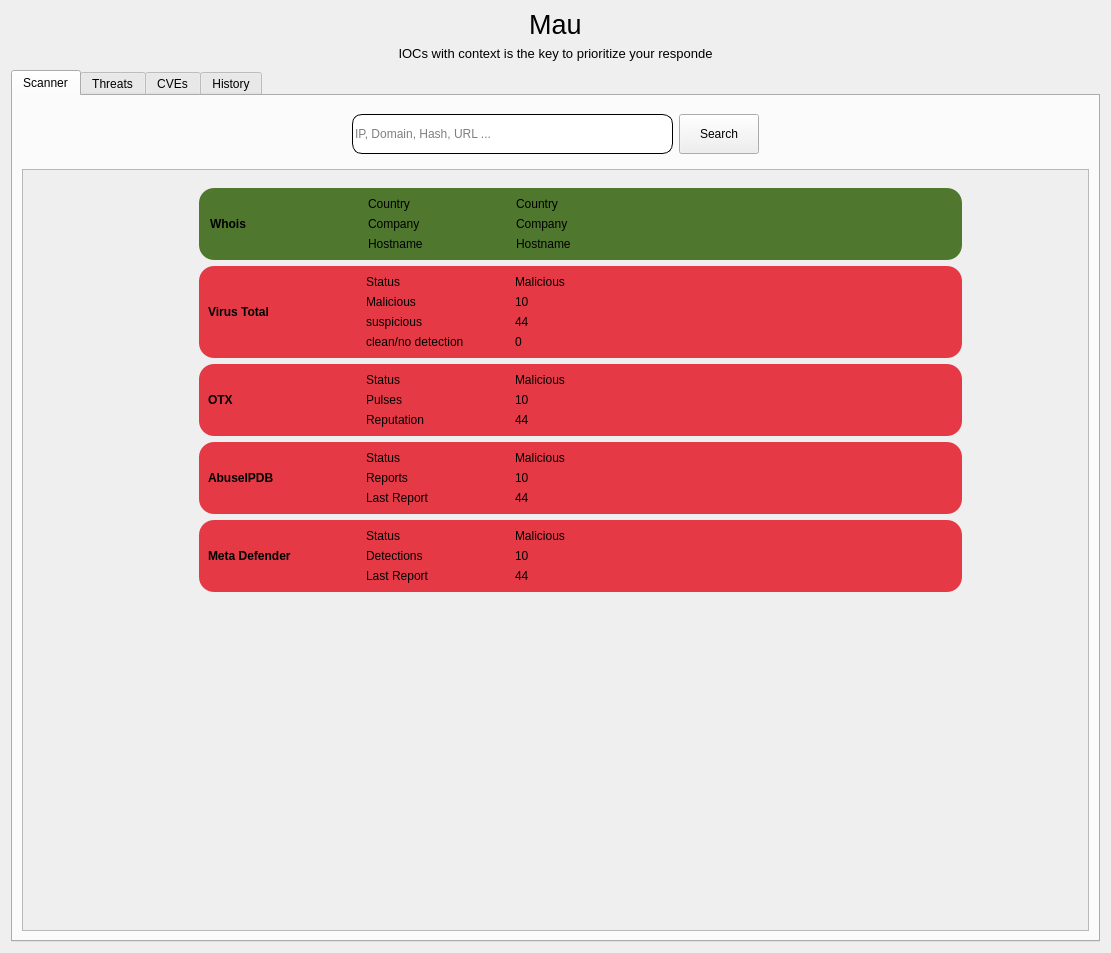
khanafeer/Mau, file view/ui/home.ui: the form before one commit.
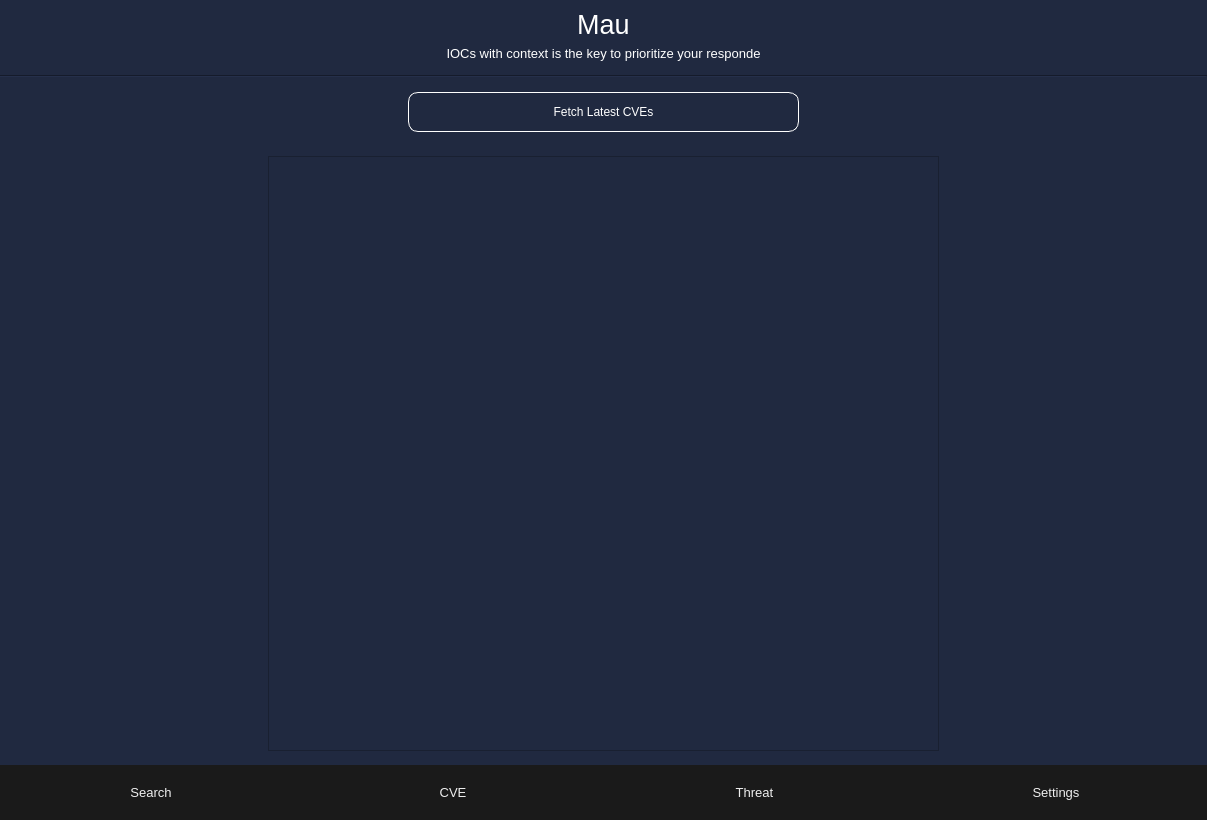
The form after the commit. The open tabs and pages were chosen to show the change. Icons and pictures are not drawn.

Commit message: CVE and new design

```diff
--- a/view/ui/home.ui
+++ b/view/ui/home.ui
@@ -6,8 +6,8 @@
    <rect>
     <x>0</x>
     <y>0</y>
-    <width>1111</width>
-    <height>953</height>
+    <width>1207</width>
+    <height>820</height>
    </rect>
   </property>
   <property name="windowTitle">
@@ -18,15 +18,25 @@
     <normaloff>../img/Mau.png</normaloff>../img/Mau.png</iconset>
   </property>
   <property name="styleSheet">
-   <string notr="true"/>
+   <string notr="true">background: #202940;
+color: #fff;</string>
   </property>
   <layout class="QVBoxLayout" name="verticalLayout">
    <property name="spacing">
+    <number>5</number>
+   </property>
+   <property name="leftMargin">
     <number>0</number>
    </property>
    <property name="topMargin">
     <number>0</number>
    </property>
+   <property name="rightMargin">
+    <number>0</number>
+   </property>
+   <property name="bottomMargin">
+    <number>0</number>
+   </property>
    <item>
     <widget class="QWidget" name="widget_2" native="true">
      <layout class="QVBoxLayout" name="verticalLayout_2">
@@ -64,7 +74,14 @@
     </widget>
    </item>
    <item>
-    <widget class="QTabWidget" name="tabWidget">
+    <widget class="Line" name="line">
+     <property name="orientation">
+      <enum>Qt::Horizontal</enum>
+     </property>
+    </widget>
+   </item>
+   <item>
+    <widget class="QStackedWidget" name="stackedWidget">
      <property name="mouseTracking">
       <bool>true</bool>
      </property>
@@ -72,22 +89,19 @@
       <bool>true</bool>
      </property>
      <property name="autoFillBackground">
-      <bool>true</bool>
+      <bool>false</bool>
      </property>
      <property name="currentIndex">
       <number>0</number>
      </property>
-     <property name="iconSize">
-      <size>
-       <width>20</width>
-       <height>20</height>
-      </size>
-     </property>
-     <widget class="QWidget" name="scaner">
-      <attribute name="title">
-       <string>Scanner</string>
-      </attribute>
+     <widget class="QWidget" name="scanner_sw" native="true">
       <layout class="QVBoxLayout" name="verticalLayout_3">
+       <property name="topMargin">
+        <number>0</number>
+       </property>
+       <property name="bottomMargin">
+        <number>0</number>
+       </property>
        <item>
         <widget class="QWidget" name="widget" native="true">
          <property name="styleSheet">
@@ -116,9 +130,12 @@
              </size>
             </property>
             <property name="styleSheet">
-             <string notr="true">border: 1 solid #000;
+             <string notr="true">border: 1 solid #fff;
 border-radius: 10;</string>
             </property>
+            <property name="alignment">
+             <set>Qt::AlignCenter</set>
+            </property>
             <property name="placeholderText">
              <string>IP, Domain, Hash, URL ...</string>
             </property>
@@ -128,12 +145,13 @@
            <widget class="QPushButton" name="searhc_btn">
             <property name="minimumSize">
              <size>
-              <width>0</width>
+              <width>90</width>
               <height>40</height>
              </size>
             </property>
             <property name="styleSheet">
-             <string notr="true"/>
+             <string notr="true">border: 1 solid #fff;
+border-radius: 10;</string>
             </property>
             <property name="text">
              <string>Search</string>
@@ -163,47 +181,45 @@
         </widget>
        </item>
        <item>
-        <widget class="QScrollArea" name="scrollArea">
-         <property name="widgetResizable">
-          <bool>true</bool>
-         </property>
-         <widget class="QWidget" name="scrollAreaWidgetContents">
-          <property name="geometry">
-           <rect>
-            <x>0</x>
-            <y>0</y>
-            <width>1059</width>
-            <height>730</height>
-           </rect>
-          </property>
-          <layout class="QHBoxLayout" name="horizontalLayout_5">
-           <item>
-            <spacer name="horizontalSpacer_3">
-             <property name="orientation">
-              <enum>Qt::Horizontal</enum>
+        <widget class="QWidget" name="widget_13" native="true">
+         <layout class="QHBoxLayout" name="horizontalLayout_11">
+          <item>
+           <spacer name="horizontalSpacer_3">
+            <property name="orientation">
+             <enum>Qt::Horizontal</enum>
+            </property>
+            <property name="sizeType">
+             <enum>QSizePolicy::Preferred</enum>
+            </property>
+            <property name="sizeHint" stdset="0">
+             <size>
+              <width>250</width>
+              <height>20</height>
+             </size>
+            </property>
+           </spacer>
+          </item>
+          <item>
+           <widget class="QScrollArea" name="scanner_w">
+            <property name="frameShape">
+             <enum>QFrame::StyledPanel</enum>
+            </property>
+            <property name="lineWidth">
+             <number>1</number>
+            </property>
+            <property name="widgetResizable">
+             <bool>true</bool>
+            </property>
+            <widget class="QWidget" name="scrollAreaWidgetContents_3">
+             <property name="geometry">
+              <rect>
+               <x>0</x>
+               <y>0</y>
+               <width>647</width>
+               <height>564</height>
+              </rect>
              </property>
-             <property name="sizeHint" stdset="0">
-              <size>
-               <width>158</width>
-               <height>20</height>
-              </size>
-             </property>
-            </spacer>
-           </item>
-           <item>
-            <widget class="QWidget" name="scanner_w" native="true">
-             <property name="sizePolicy">
-              <sizepolicy hsizetype="Expanding" vsizetype="Preferred">
-               <horstretch>1</horstretch>
-               <verstretch>0</verstretch>
-              </sizepolicy>
-             </property>
-             <property name="font">
-              <font>
-               <pointsize>9</pointsize>
-              </font>
-             </property>
-             <layout class="QVBoxLayout" name="verticalLayout_16">
+             <layout class="QVBoxLayout" name="verticalLayout_19">
               <item>
                <widget class="QWidget" name="whois_w" native="true">
                 <property name="styleSheet">
@@ -922,7 +938,7 @@
                </widget>
               </item>
               <item>
-               <spacer name="verticalSpacer">
+               <spacer name="verticalSpacer_3">
                 <property name="orientation">
                  <enum>Qt::Vertical</enum>
                 </property>
@@ -936,41 +952,335 @@
               </item>
              </layout>
             </widget>
-           </item>
-           <item>
-            <spacer name="horizontalSpacer_4">
-             <property name="orientation">
-              <enum>Qt::Horizontal</enum>
+           </widget>
+          </item>
+          <item>
+           <spacer name="horizontalSpacer_4">
+            <property name="orientation">
+             <enum>Qt::Horizontal</enum>
+            </property>
+            <property name="sizeType">
+             <enum>QSizePolicy::Preferred</enum>
+            </property>
+            <property name="sizeHint" stdset="0">
+             <size>
+              <width>250</width>
+              <height>20</height>
+             </size>
+            </property>
+           </spacer>
+          </item>
+         </layout>
+        </widget>
+       </item>
+      </layout>
+     </widget>
+     <widget class="QWidget" name="cve_sw" native="true">
+      <layout class="QVBoxLayout" name="verticalLayout_26">
+       <property name="topMargin">
+        <number>0</number>
+       </property>
+       <property name="bottomMargin">
+        <number>0</number>
+       </property>
+       <item>
+        <widget class="QWidget" name="widget_4" native="true">
+         <property name="styleSheet">
+          <string notr="true"/>
+         </property>
+         <layout class="QHBoxLayout" name="horizontalLayout_5">
+          <item>
+           <spacer name="horizontalSpacer_5">
+            <property name="orientation">
+             <enum>Qt::Horizontal</enum>
+            </property>
+            <property name="sizeHint" stdset="0">
+             <size>
+              <width>40</width>
+              <height>20</height>
+             </size>
+            </property>
+           </spacer>
+          </item>
+          <item>
+           <widget class="QPushButton" name="searhc_btn_2">
+            <property name="sizePolicy">
+             <sizepolicy hsizetype="Expanding" vsizetype="Fixed">
+              <horstretch>0</horstretch>
+              <verstretch>0</verstretch>
+             </sizepolicy>
+            </property>
+            <property name="minimumSize">
+             <size>
+              <width>90</width>
+              <height>40</height>
+             </size>
+            </property>
+            <property name="styleSheet">
+             <string notr="true">border: 1 solid #fff;
+border-radius: 10;</string>
+            </property>
+            <property name="text">
+             <string>Fetch Latest CVEs</string>
+            </property>
+            <property name="default">
+             <bool>false</bool>
+            </property>
+            <property name="flat">
+             <bool>false</bool>
+            </property>
+           </widget>
+          </item>
+          <item>
+           <spacer name="horizontalSpacer_6">
+            <property name="orientation">
+             <enum>Qt::Horizontal</enum>
+            </property>
+            <property name="sizeHint" stdset="0">
+             <size>
+              <width>40</width>
+              <height>20</height>
+             </size>
+            </property>
+           </spacer>
+          </item>
+         </layout>
+        </widget>
+       </item>
+       <item>
+        <widget class="QWidget" name="widget_16" native="true">
+         <layout class="QHBoxLayout" name="horizontalLayout_12">
+          <item>
+           <spacer name="horizontalSpacer_7">
+            <property name="orientation">
+             <enum>Qt::Horizontal</enum>
+            </property>
+            <property name="sizeType">
+             <enum>QSizePolicy::Preferred</enum>
+            </property>
+            <property name="sizeHint" stdset="0">
+             <size>
+              <width>250</width>
+              <height>20</height>
+             </size>
+            </property>
+           </spacer>
+          </item>
+          <item>
+           <widget class="QScrollArea" name="scrollArea_4">
+            <property name="widgetResizable">
+             <bool>true</bool>
+            </property>
+            <widget class="QWidget" name="cve_area">
+             <property name="geometry">
+              <rect>
+               <x>0</x>
+               <y>0</y>
+               <width>647</width>
+               <height>564</height>
+              </rect>
              </property>
-             <property name="sizeHint" stdset="0">
-              <size>
-               <width>108</width>
-               <height>20</height>
-              </size>
-             </property>
-            </spacer>
-           </item>
-          </layout>
-         </widget>
+             <layout class="QVBoxLayout" name="verticalLayout_20"/>
+            </widget>
+           </widget>
+          </item>
+          <item>
+           <spacer name="horizontalSpacer_8">
+            <property name="orientation">
+             <enum>Qt::Horizontal</enum>
+            </property>
+            <property name="sizeType">
+             <enum>QSizePolicy::Preferred</enum>
+            </property>
+            <property name="sizeHint" stdset="0">
+             <size>
+              <width>250</width>
+              <height>20</height>
+             </size>
+            </property>
+           </spacer>
+          </item>
+         </layout>
         </widget>
        </item>
       </layout>
      </widget>
-     <widget class="QWidget" name="threats">
-      <attribute name="title">
-       <string>Threats</string>
-      </attribute>
-     </widget>
-     <widget class="QWidget" name="cve">
-      <attribute name="title">
-       <string>CVEs</string>
-      </attribute>
-     </widget>
-     <widget class="QWidget" name="history">
-      <attribute name="title">
-       <string>History</string>
-      </attribute>
-     </widget>
+     <widget class="QWidget" name="threats_sw" native="true"/>
+     <widget class="QWidget" name="settings" native="true"/>
+    </widget>
+   </item>
+   <item>
+    <widget class="QWidget" name="widget_3" native="true">
+     <property name="styleSheet">
+      <string notr="true">background: #1A1A1A;
+color: #eee;
+border: 0;</string>
+     </property>
+     <layout class="QHBoxLayout" name="horizontalLayout_8">
+      <property name="spacing">
+       <number>0</number>
+      </property>
+      <property name="leftMargin">
+       <number>0</number>
+      </property>
+      <property name="topMargin">
+       <number>0</number>
+      </property>
+      <property name="rightMargin">
+       <number>0</number>
+      </property>
+      <property name="bottomMargin">
+       <number>0</number>
+      </property>
+      <item>
+       <widget class="QToolButton" name="search_wbtn">
+        <property name="sizePolicy">
+         <sizepolicy hsizetype="Preferred" vsizetype="Ignored">
+          <horstretch>0</horstretch>
+          <verstretch>0</verstretch>
+         </sizepolicy>
+        </property>
+        <property name="minimumSize">
+         <size>
+          <width>0</width>
+          <height>55</height>
+         </size>
+        </property>
+        <property name="font">
+         <font>
+          <pointsize>10</pointsize>
+         </font>
+        </property>
+        <property name="text">
+         <string>Search</string>
+        </property>
+        <property name="icon">
+         <iconset resource="../img/images.qrc">
+          <normaloff>:/img/icons8-search-24.png</normaloff>:/img/icons8-search-24.png</iconset>
+        </property>
+        <property name="iconSize">
+         <size>
+          <width>30</width>
+          <height>30</height>
+         </size>
+        </property>
+        <property name="toolButtonStyle">
+         <enum>Qt::ToolButtonTextUnderIcon</enum>
+        </property>
+       </widget>
+      </item>
+      <item>
+       <widget class="QToolButton" name="cve_wbtn">
+        <property name="sizePolicy">
+         <sizepolicy hsizetype="Preferred" vsizetype="Ignored">
+          <horstretch>0</horstretch>
+          <verstretch>0</verstretch>
+         </sizepolicy>
+        </property>
+        <property name="minimumSize">
+         <size>
+          <width>0</width>
+          <height>55</height>
+         </size>
+        </property>
+        <property name="font">
+         <font>
+          <pointsize>10</pointsize>
+         </font>
+        </property>
+        <property name="text">
+         <string>CVE</string>
+        </property>
+        <property name="icon">
+         <iconset resource="../img/images.qrc">
+          <normaloff>:/img/icons8-flag-2-24.png</normaloff>:/img/icons8-flag-2-24.png</iconset>
+        </property>
+        <property name="iconSize">
+         <size>
+          <width>30</width>
+          <height>30</height>
+         </size>
+        </property>
+        <property name="toolButtonStyle">
+         <enum>Qt::ToolButtonTextUnderIcon</enum>
+        </property>
+       </widget>
+      </item>
+      <item>
+       <widget class="QToolButton" name="threats_wbtn">
+        <property name="sizePolicy">
+         <sizepolicy hsizetype="Preferred" vsizetype="Ignored">
+          <horstretch>0</horstretch>
+          <verstretch>0</verstretch>
+         </sizepolicy>
+        </property>
+        <property name="minimumSize">
+         <size>
+          <width>0</width>
+          <height>55</height>
+         </size>
+        </property>
+        <property name="font">
+         <font>
+          <pointsize>10</pointsize>
+         </font>
+        </property>
+        <property name="text">
+         <string>Threat</string>
+        </property>
+        <property name="icon">
+         <iconset resource="../img/images.qrc">
+          <normaloff>:/img/icons8-biohazard-30.png</normaloff>:/img/icons8-biohazard-30.png</iconset>
+        </property>
+        <property name="iconSize">
+         <size>
+          <width>30</width>
+          <height>30</height>
+         </size>
+        </property>
+        <property name="toolButtonStyle">
+         <enum>Qt::ToolButtonTextUnderIcon</enum>
+        </property>
+       </widget>
+      </item>
+      <item>
+       <widget class="QToolButton" name="settings_wbtn">
+        <property name="sizePolicy">
+         <sizepolicy hsizetype="Preferred" vsizetype="Ignored">
+          <horstretch>0</horstretch>
+          <verstretch>0</verstretch>
+         </sizepolicy>
+        </property>
+        <property name="minimumSize">
+         <size>
+          <width>0</width>
+          <height>55</height>
+         </size>
+        </property>
+        <property name="font">
+         <font>
+          <pointsize>10</pointsize>
+         </font>
+        </property>
+        <property name="text">
+         <string>Settings</string>
+        </property>
+        <property name="icon">
+         <iconset resource="../img/images.qrc">
+          <normaloff>:/img/icons8-settings-64.png</normaloff>:/img/icons8-settings-64.png</iconset>
+        </property>
+        <property name="iconSize">
+         <size>
+          <width>30</width>
+          <height>30</height>
+         </size>
+        </property>
+        <property name="toolButtonStyle">
+         <enum>Qt::ToolButtonTextUnderIcon</enum>
+        </property>
+       </widget>
+      </item>
+     </layout>
     </widget>
    </item>
   </layout>
```
Left out of the diff: 4 changed lines with no effect on the pictures. The commit also changes 5 other files.
